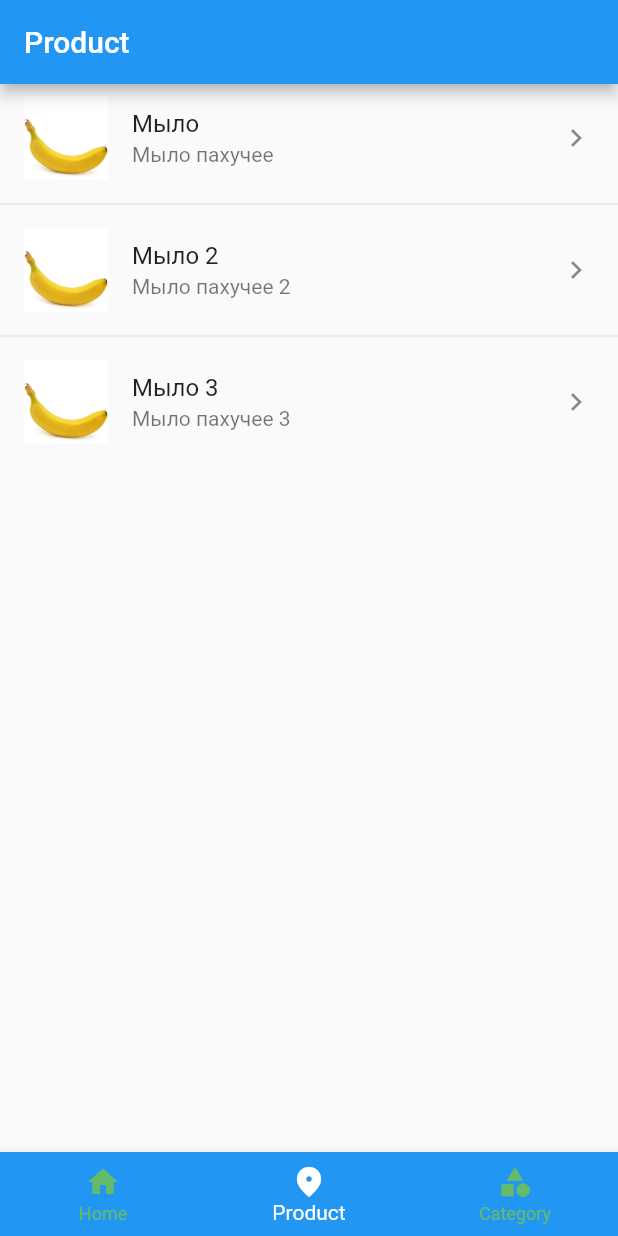
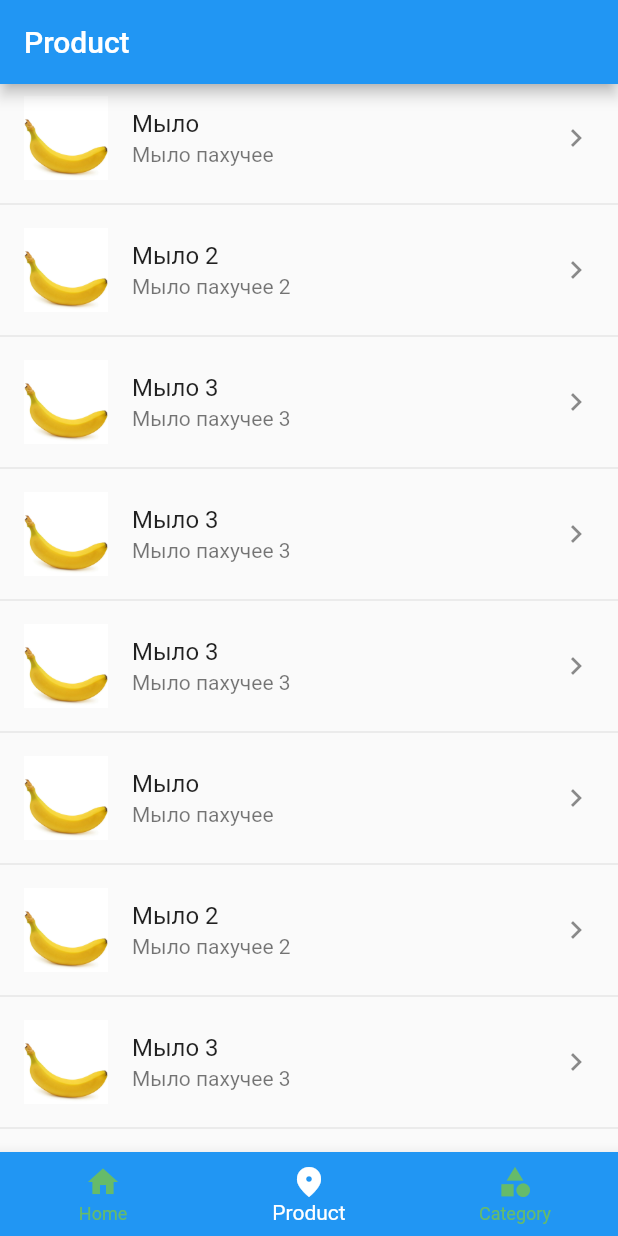
Before and after one commit to kitavrus/kak_kashka, a Flutter app: the screen it shows after launch, item 2 of the bottom bar chosen, on a phone screen of 412 x 824 dp. Run offline on Flutter 3.47's test engine with Material 2 defaults, Android fonts, the phone set to English and light mode, and no system bars; our stand-ins replace equatable, flutter_bloc.

Commit message:
product info page

```diff
--- a/lib/data/json/json_product_local_data.dart
+++ b/lib/data/json/json_product_local_data.dart
@@ -23,4 +23,60 @@ final jsonProductLocalData = [
     'barcode': '1234567891',
     'pathToImage': 'images/banan.jpg',
   },
+  {
+    'id': 3,
+    'status': 4,
+    'name': 'Мыло 3',
+    'description': 'Мыло пахучее 3',
+    'barcode': '1234567891',
+    'pathToImage': 'images/banan.jpg',
+  },
+  {
+    'id': 3,
+    'status': 4,
+    'name': 'Мыло 3',
+    'description': 'Мыло пахучее 3',
+    'barcode': '1234567891',
+    'pathToImage': 'images/banan.jpg',
+  },
+  {
+    'id': 1,
+    'status': 1,
+    'name': 'Мыло',
+    'description': 'Мыло пахучее',
+    'barcode': '123456789',
+    'pathToImage': 'images/banan.jpg',
+  },
+  {
+    'id': 2,
+    'status': 2,
+    'name': 'Мыло 2',
+    'description': 'Мыло пахучее 2',
+    'barcode': '1234567890',
+    'pathToImage': 'images/banan.jpg',
+  },
+  {
+    'id': 3,
+    'status': 4,
+    'name': 'Мыло 3',
+    'description': 'Мыло пахучее 3',
+    'barcode': '1234567891',
+    'pathToImage': 'images/banan.jpg',
+  },
+  {
+    'id': 3,
+    'status': 4,
+    'name': 'Мыло 3',
+    'description': 'Мыло пахучее 3',
+    'barcode': '1234567891',
+    'pathToImage': 'images/banan.jpg',
+  },
+  {
+    'id': 3,
+    'status': 4,
+    'name': 'Мыло 33',
+    'description': 'Мыло пахучее 33',
+    'barcode': '1234567891',
+    'pathToImage': 'images/banan.jpg',
+  },
 ];
--- a/lib/ui/page/product/product_page.dart
+++ b/lib/ui/page/product/product_page.dart
@@ -11,8 +11,6 @@ class ProductPage extends StatefulWidget {
 // class _ProductPageState extends State<ProductPage>
 //     with AutomaticKeepAliveClientMixin<ProductPage> {
 class _ProductPageState extends State<ProductPage> {
-
-
   @override
   void initState() {
     super.initState();
@@ -55,7 +53,9 @@ class ProductList extends StatelessWidget {
     return ListView.separated(
       itemCount: productList.length,
       itemBuilder: (context, index) {
-        return ProductCard(productModel: productList[index],);
+        return ProductCard(
+          productModel: productList[index],
+        );
         // return ListTile(title: Text("# => ${productList[index]}"));
       },
       separatorBuilder: (context, index) => Divider(),
@@ -65,7 +65,8 @@ class ProductList extends StatelessWidget {
 
 class ProductCard extends StatelessWidget {
   final ProductModel productModel;
-  const ProductCard({Key? key,required this.productModel}) : super(key: key);
+
+  const ProductCard({Key? key, required this.productModel}) : super(key: key);
 
   @override
   Widget build(BuildContext context) {
@@ -73,10 +74,34 @@ class ProductCard extends StatelessWidget {
       leading: Image.asset(productModel.pathToImage),
       title: Text(productModel.name),
       subtitle: Text(productModel.description),
-      trailing: Icon( Icons.chevron_right),
+      trailing: Icon(Icons.chevron_right),
       onTap: () {
-        print("onTap: "+ productModel.name);
+        print("onTap: " + productModel.name);
+        Navigator.push(
+          context,
+          MaterialPageRoute(
+            builder: (context) => ProductDetail(productModel: productModel),
+          ),
+        );
       },
     );
   }
 }
+
+class ProductDetail extends StatelessWidget {
+  final ProductModel productModel;
+
+  const ProductDetail({Key? key, required this.productModel}) : super(key: key);
+
+  @override
+  Widget build(BuildContext context) {
+    return Scaffold(
+      appBar: AppBar(title: Text(productModel.name),),
+      body: Center(
+        child: Container(
+          child: Text(productModel.description),
+        ),
+      ),
+    );
+  }
+}
```
